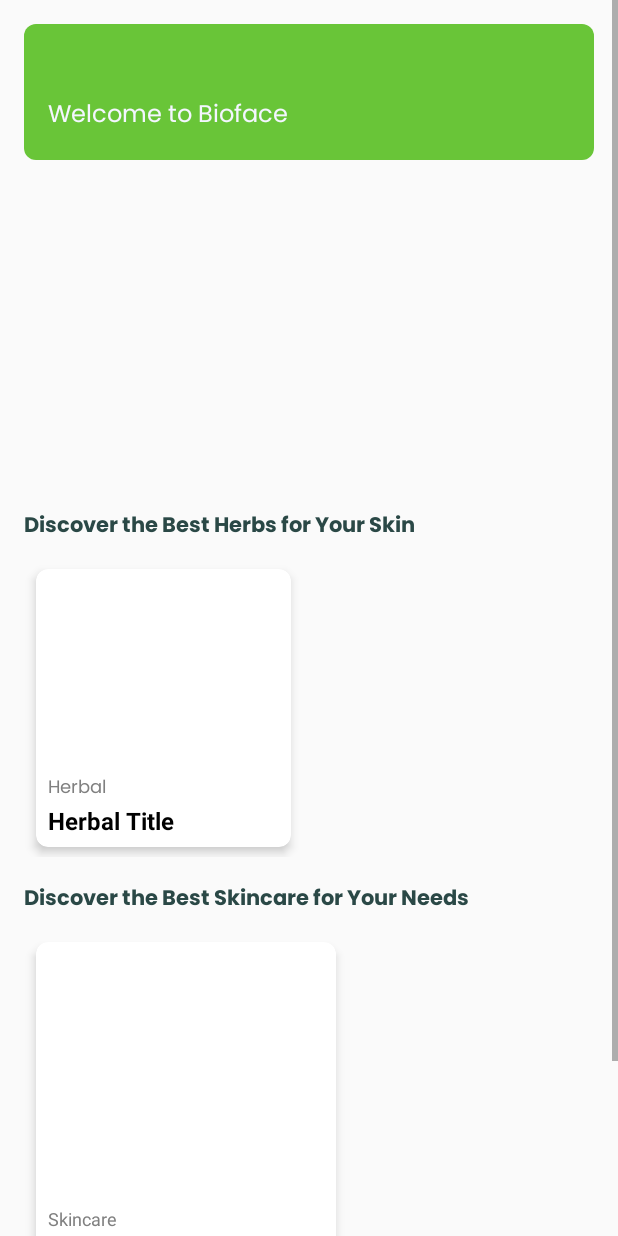
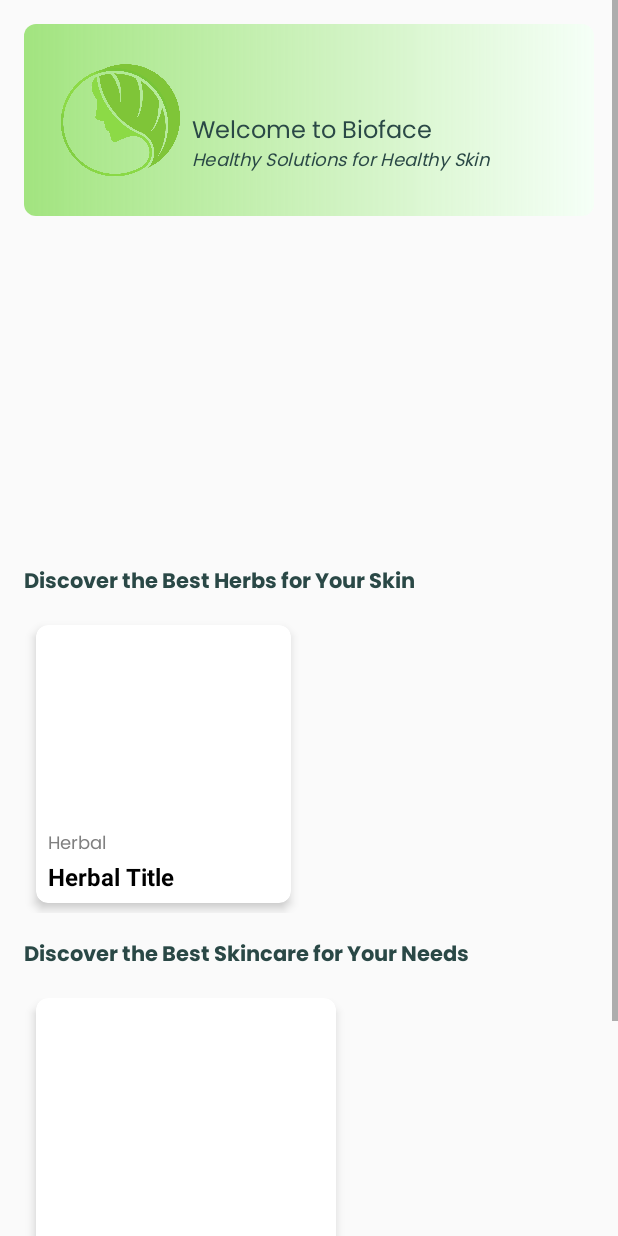
Before and after one commit to Project-BioFace/BioFace-Android, an Android app: the layout fragment_home.xml on its own in the app's theme, with its tools: preview values and no code run, on a phone screen of 412 x 824 dp. Run offline under Robolectric (Android 15) with nearby library versions, the phone set to English and light mode, and no system bars.

Commit message:
Initial Commit

```diff
--- a/app/src/main/res/drawable/welcome_card.xml
+++ b/app/src/main/res/drawable/welcome_card.xml
@@ -1,6 +1,10 @@
 <?xml version="1.0" encoding="utf-8"?>
 <shape xmlns:android="http://schemas.android.com/apk/res/android"
     android:shape="rectangle">
-    <solid android:color="@color/greenDark"/> <!-- Light Blue -->
-    <corners android:radius="8dp"/><!-- Rounded corners -->
+    <gradient
+        android:startColor="@color/greenBg"
+        android:endColor="#AD79DA46"
+        android:angle="2700"/>
+    <corners android:radius="8dp"/>
+
 </shape>
--- a/app/src/main/res/layout/fragment_home.xml
+++ b/app/src/main/res/layout/fragment_home.xml
@@ -14,29 +14,41 @@
 
         >
 
-        <!-- Welcome Card -->
-        <LinearLayout
+        <RelativeLayout
             android:layout_width="match_parent"
             android:layout_height="wrap_content"
             android:background="@drawable/welcome_card"
             android:padding="16dp"
             android:layout_marginTop="16dp"
-            android:layout_marginHorizontal="16dp"
-            android:gravity="start">
+            android:layout_marginHorizontal="16dp">
 
+            <!-- Image Section (moved to left) -->
+            <ImageView
+                android:id="@+id/img_bioface"
+                android:layout_width="80dp"
+                android:layout_height="80dp"
+                android:layout_alignParentStart="true"
+                android:layout_alignParentTop="true"
+                android:src="@drawable/biofacefix"
+                android:contentDescription="@string/bioface_image"
+                android:layout_margin="8dp" />
+
+            <!-- Welcome Text Section -->
             <LinearLayout
+                android:id="@+id/welcome_text_container"
                 android:layout_width="wrap_content"
                 android:layout_height="wrap_content"
                 android:orientation="vertical"
-                android:gravity="start">
+                android:layout_toEndOf="@id/img_bioface"
+                android:layout_centerVertical="true">
 
                 <TextView
                     android:id="@+id/tv_greeting"
                     android:layout_width="wrap_content"
                     android:layout_height="wrap_content"
-                    android:fontFamily="@font/poppinssemibold"
-                    android:textSize="16sp"
-                    android:textColor="@color/bone_white" />
+                    android:fontFamily="@font/poppinsbold"
+                    android:textSize="20sp"
+                    android:textColor="@color/greenText" />
 
                 <TextView
                     android:id="@+id/tv_welcome_message"
@@ -45,10 +57,25 @@
                     android:fontFamily="@font/poppinsregular"
                     android:text="Welcome to Bioface"
                     android:textSize="16sp"
-                    android:textColor="@color/bone_white"
-                    android:layout_marginTop="4dp" />
+                    android:textColor="@color/greenText"
+                    android:layout_marginTop="-2dp"/>
+
+                <TextView
+                    android:id="@+id/tv_welcome_bioface"
+                    android:layout_width="wrap_content"
+                    android:layout_height="wrap_content"
+                    android:fontFamily="@font/poppinsregular"
+                    android:textStyle="italic"
+                    android:text="Healthy Solutions for Healthy Skin"
+                    android:textSize="12sp"
+                    android:textColor="@color/greenText"
+                    android:layout_marginTop="-4dp" />
+
+
             </LinearLayout>
-        </LinearLayout>
+        </RelativeLayout>
+
+
 
         <!-- ViewPager -->
         <androidx.viewpager.widget.ViewPager
--- a/app/src/main/res/values/strings.xml
+++ b/app/src/main/res/values/strings.xml
@@ -15,5 +15,6 @@
     <string name="history_icon">History Icon</string>
         <string name="email_empty_error">Email cannot be empty</string>
         <string name="email_invalid_error">Please enter a valid email address</string>
+    <string name="bioface_image">logo bioface</string>
 
 </resources>
```
